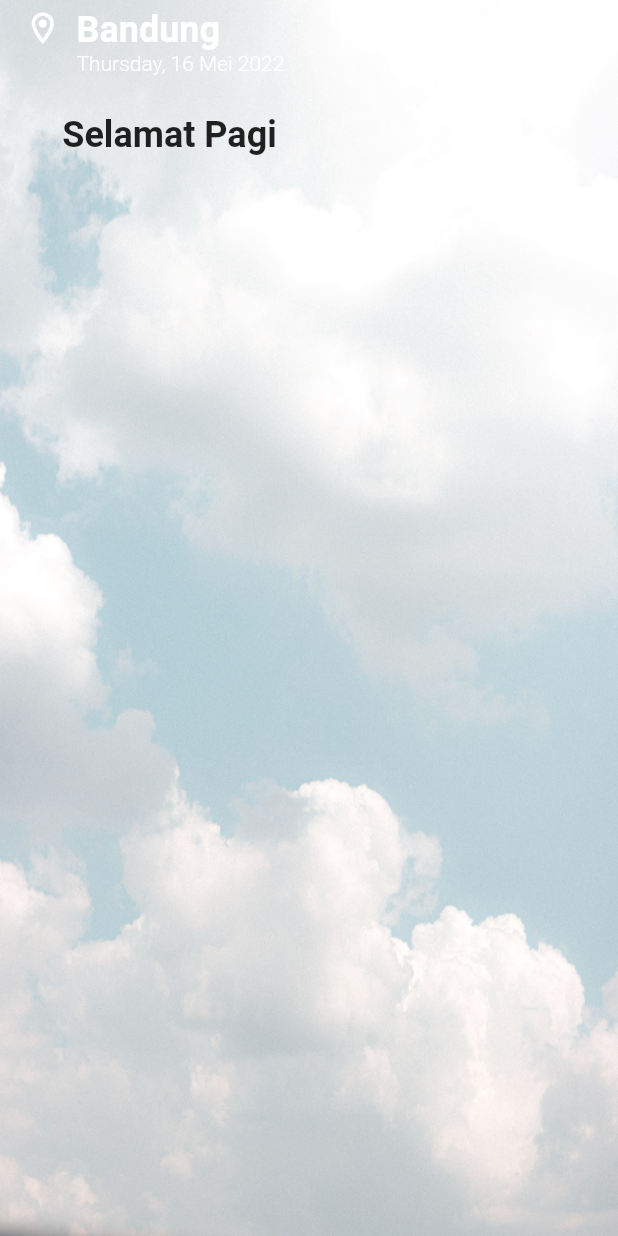
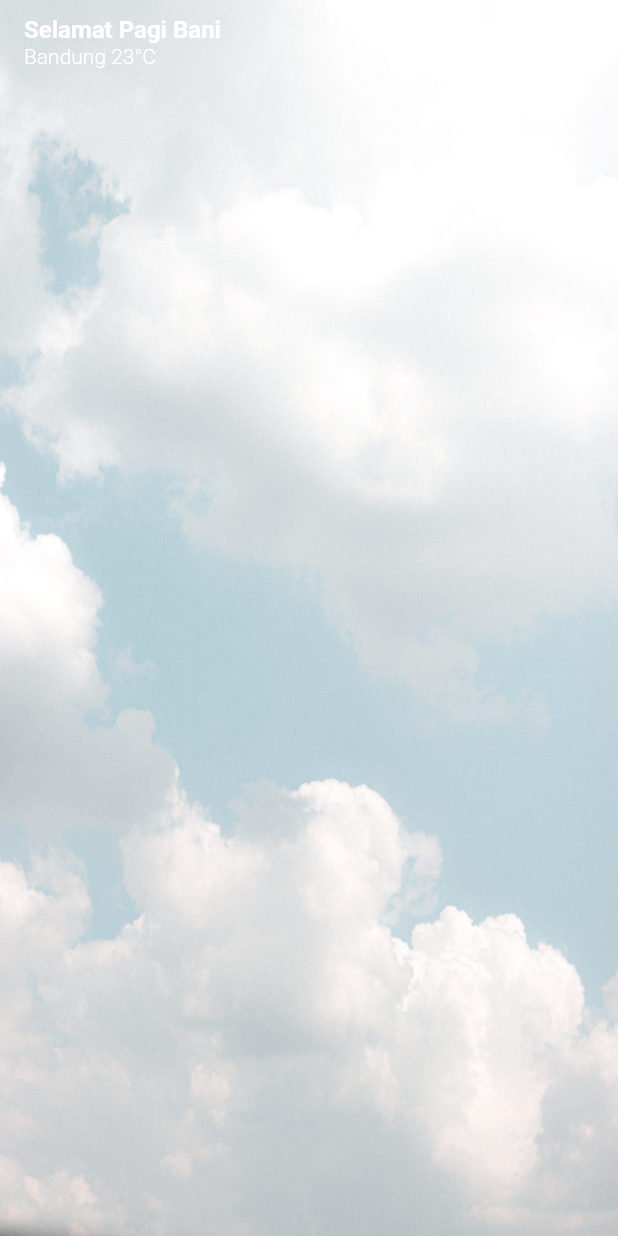
Before and after one commit to godlycoder/weather-app, a Flutter app: the screen it shows after launch, on a phone screen of 412 x 824 dp. Run offline on Flutter 3.47's test engine with Material 2 defaults, Android fonts, the phone set to English and light mode, and no system bars; our stand-ins replace auto_route, get_it.

Commit message:
feat: Redesign Toolbar
Finishing toolbar design

```diff
--- a/lib/ui/component/header.dart
+++ b/lib/ui/component/header.dart
@@ -8,18 +8,7 @@ class UiKitHeader extends StatelessWidget {
   Widget build(BuildContext context) {
     return Row(
       children: [
-        Expanded(
-          child: Column(
-            children: [
-              UiKitText('Selamat Pagi', type: UiKitTextType.header2)
-            ],
-          )
-        ),
-        Expanded(
-          child: Column(
-            children: [],
-          )
-        )
+
       ],
     );
   }
--- a/lib/ui/component/toolbar.dart
+++ b/lib/ui/component/toolbar.dart
@@ -11,22 +11,17 @@ class UiKitToolbar extends AppBar {
   Color? get shadowColor => Colors.transparent;
 
   @override
-  Widget? get title => Row(
+  Widget? get title => Column(
     crossAxisAlignment: CrossAxisAlignment.start,
-    children: [
-      const Icon(Icons.location_on_outlined, size: 25),
-      Padding(
-        padding: const EdgeInsets.only(left: 10),
-        child: Column(
-          crossAxisAlignment: CrossAxisAlignment.start,
-          children: const [
-            UiKitText('Bandung', type: UiKitTextType.header2),
-            UiKitText('Thursday, 16 Mei 2022', type: UiKitTextType.caption1)
-          ],
-        ),
-      )
+    children: const [
+      UiKitText('Selamat Pagi Bani', type: UiKitTextType.header3),
+      UiKitText('Bandung 23°C', type: UiKitTextType.caption1)
     ],
   );
+
+  @override
+  // TODO: implement centerTitle
+  bool? get centerTitle => false;
 
   @override
   List<Widget>? get actions => [
--- a/lib/ui/page/home/home_page.dart
+++ b/lib/ui/page/home/home_page.dart
@@ -31,7 +31,7 @@ class _HomePageState extends State<HomePage> {
           backgroundColor: Colors.transparent,
           appBar: UiKitToolbar(),
           body: ListView(
-            children: [
+            children: const [
               Padding(
                 padding: EdgeInsets.all(20),
                 child: UiKitHeader(),
```
